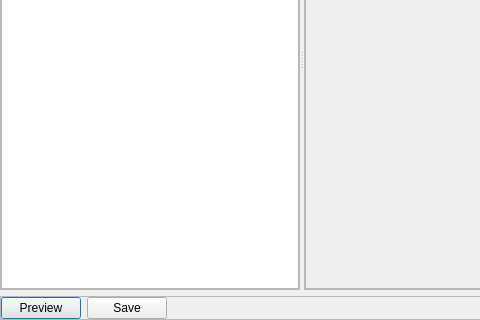
Old version of the form imagejockey/svd/svdanalysisdialog.ui in the repository PauloCarvalhoRJ/gammaray; both pictures show x 0 to 480 and y 173 to 493 of the 671 by 493 pixel window.
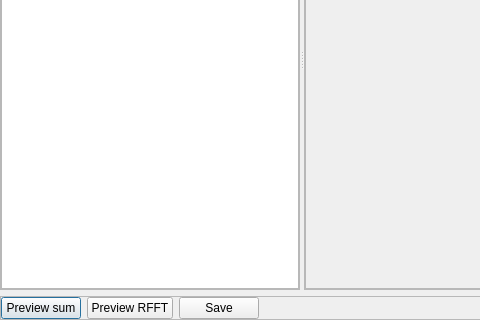
New version of the form. Custom widgets are drawn as their Qt base class.

Commit message: RFFT preview in the SVD Analysis dialog.

```diff
--- a/imagejockey/svd/svdanalysisdialog.ui
+++ b/imagejockey/svd/svdanalysisdialog.ui
@@ -152,7 +152,14 @@
       <item>
        <widget class="QPushButton" name="btnPreview">
         <property name="text">
-         <string>Preview</string>
+         <string>Preview sum</string>
+        </property>
+       </widget>
+      </item>
+      <item>
+       <widget class="QPushButton" name="btnPreviewRFFT">
+        <property name="text">
+         <string>Preview RFFT</string>
         </property>
        </widget>
       </item>
```
Left out of the diff: 19 changed lines with no effect on the pictures. The commit also changes 5 other files.
